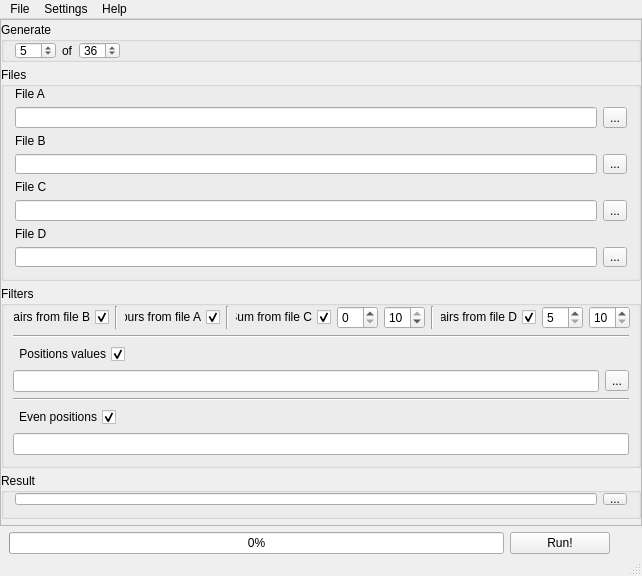
Old version of the form sl/generator/Generator.ui in the repository heimdallr/home_compa_dev.
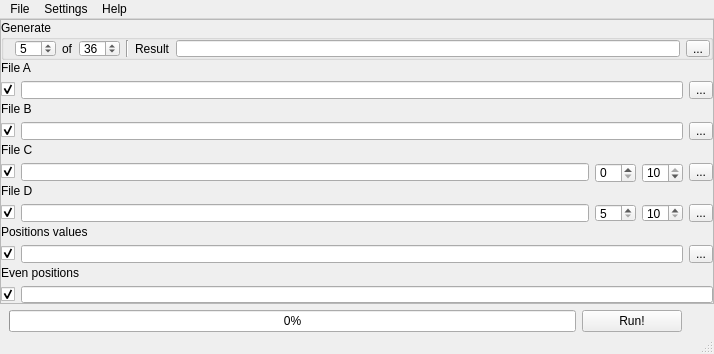
New version of the form.

Patch:
```diff
--- a/sl/generator/Generator.ui
+++ b/sl/generator/Generator.ui
@@ -6,14 +6,20 @@
    <rect>
     <x>0</x>
     <y>0</y>
-    <width>642</width>
-    <height>576</height>
+    <width>714</width>
+    <height>354</height>
    </rect>
   </property>
+  <property name="sizePolicy">
+   <sizepolicy hsizetype="Fixed" vsizetype="Fixed">
+    <horstretch>0</horstretch>
+    <verstretch>0</verstretch>
+   </sizepolicy>
+  </property>
   <property name="minimumSize">
    <size>
     <width>642</width>
-    <height>576</height>
+    <height>354</height>
    </size>
   </property>
   <property name="maximumSize">
@@ -84,6 +90,9 @@
           <property name="topMargin">
            <number>0</number>
           </property>
+          <property name="rightMargin">
+           <number>0</number>
+          </property>
           <property name="bottomMargin">
            <number>0</number>
           </property>
@@ -109,42 +118,32 @@
            </widget>
           </item>
           <item>
-           <spacer name="horizontalSpacer_4">
+           <widget class="Line" name="line">
             <property name="orientation">
-             <enum>Qt::Horizontal</enum>
+             <enum>Qt::Vertical</enum>
             </property>
-            <property name="sizeHint" stdset="0">
-             <size>
-              <width>40</width>
-              <height>20</height>
-             </size>
+           </widget>
+          </item>
+          <item>
+           <widget class="QLabel" name="label_3">
+            <property name="text">
+             <string>Result</string>
             </property>
-           </spacer>
+           </widget>
+          </item>
+          <item>
+           <widget class="QLineEdit" name="lineEditResult"/>
+          </item>
+          <item>
+           <widget class="QToolButton" name="toolButtonResult">
+            <property name="text">
+             <string notr="true">...</string>
+            </property>
+           </widget>
           </item>
          </layout>
         </widget>
        </item>
-       <item>
-        <widget class="QGroupBox" name="groupBoxFiles">
-         <property name="minimumSize">
-          <size>
-           <width>0</width>
-           <height>214</height>
-          </size>
-         </property>
-         <property name="maximumSize">
-          <size>
-           <width>16777215</width>
-           <height>214</height>
-          </size>
-         </property>
-         <property name="title">
-          <string>Files</string>
-         </property>
-         <layout class="QVBoxLayout" name="verticalLayout_8">
-          <property name="topMargin">
-           <number>0</number>
-          </property>
           <item>
            <layout class="QVBoxLayout" name="verticalLayout_2">
             <item>
@@ -165,6 +164,19 @@
             </item>
             <item>
              <layout class="QHBoxLayout" name="horizontalLayoutA">
+           <item>
+            <widget class="QCheckBox" name="checkBoxFilterFoursA">
+             <property name="layoutDirection">
+              <enum>Qt::RightToLeft</enum>
+             </property>
+             <property name="text">
+              <string notr="true"/>
+             </property>
+             <property name="checked">
+              <bool>true</bool>
+             </property>
+            </widget>
+           </item>
               <item>
                <widget class="QLineEdit" name="lineEditA"/>
               </item>
@@ -199,6 +211,22 @@
             </item>
             <item>
              <layout class="QHBoxLayout" name="horizontalLayoutB">
+           <item>
+            <widget class="QCheckBox" name="checkBoxFilterPairsB">
+             <property name="layoutDirection">
+              <enum>Qt::RightToLeft</enum>
+             </property>
+             <property name="text">
+              <string notr="true"/>
+             </property>
+             <property name="checked">
+              <bool>true</bool>
+             </property>
+             <property name="tristate">
+              <bool>false</bool>
+             </property>
+            </widget>
+           </item>
               <item>
                <widget class="QLineEdit" name="lineEditB"/>
               </item>
@@ -233,9 +261,51 @@
             </item>
             <item>
              <layout class="QHBoxLayout" name="horizontalLayoutC">
+           <item>
+            <widget class="QCheckBox" name="checkBoxFilterSumC">
+             <property name="layoutDirection">
+              <enum>Qt::RightToLeft</enum>
+             </property>
+             <property name="text">
+              <string notr="true"/>
+             </property>
+             <property name="checked">
+              <bool>true</bool>
+             </property>
+            </widget>
+           </item>
               <item>
                <widget class="QLineEdit" name="lineEditC"/>
               </item>
+           <item>
+            <widget class="QSpinBox" name="spinBoxSumCMin">
+             <property name="minimumSize">
+              <size>
+               <width>0</width>
+               <height>20</height>
+              </size>
+             </property>
+             <property name="maximum">
+              <number>10</number>
+             </property>
+            </widget>
+           </item>
+           <item>
+            <widget class="QSpinBox" name="spinBoxSumCMax">
+             <property name="minimumSize">
+              <size>
+               <width>0</width>
+               <height>20</height>
+              </size>
+             </property>
+             <property name="maximum">
+              <number>10</number>
+             </property>
+             <property name="value">
+              <number>10</number>
+             </property>
+            </widget>
+           </item>
               <item>
                <widget class="QToolButton" name="toolButtonC">
                 <property name="text">
@@ -259,159 +329,21 @@
             <item>
              <layout class="QHBoxLayout" name="horizontalLayoutD">
               <item>
-               <widget class="QLineEdit" name="lineEditD"/>
-              </item>
-              <item>
-               <widget class="QToolButton" name="toolButtonD">
-                <property name="text">
-                 <string notr="true">...</string>
-                </property>
-               </widget>
-              </item>
-             </layout>
-            </item>
-           </layout>
-          </item>
-         </layout>
-        </widget>
-       </item>
-       <item>
-        <widget class="QGroupBox" name="groupBoxFilters">
-         <property name="minimumSize">
-          <size>
-           <width>0</width>
-           <height>182</height>
-          </size>
-         </property>
-         <property name="maximumSize">
-          <size>
-           <width>16777214</width>
-           <height>182</height>
-          </size>
-         </property>
-         <property name="title">
-          <string>Filters</string>
-         </property>
-         <property name="flat">
-          <bool>false</bool>
-         </property>
-         <layout class="QVBoxLayout" name="verticalLayout_6">
-          <property name="leftMargin">
-           <number>9</number>
-          </property>
-          <property name="topMargin">
-           <number>0</number>
-          </property>
-          <property name="rightMargin">
-           <number>9</number>
-          </property>
-          <item>
-           <layout class="QHBoxLayout" name="horizontalLayoutFilter1">
-            <item>
-             <widget class="QCheckBox" name="checkBoxFilterPairsB">
-              <property name="layoutDirection">
-               <enum>Qt::RightToLeft</enum>
-              </property>
-              <property name="text">
-               <string>Pairs from file B</string>
-              </property>
-              <property name="checked">
-               <bool>true</bool>
-              </property>
-              <property name="tristate">
-               <bool>false</bool>
-              </property>
-             </widget>
-            </item>
-            <item>
-             <widget class="Line" name="line">
-              <property name="orientation">
-               <enum>Qt::Vertical</enum>
-              </property>
-             </widget>
-            </item>
-            <item>
-             <widget class="QCheckBox" name="checkBoxFilterFoursA">
-              <property name="layoutDirection">
-               <enum>Qt::RightToLeft</enum>
-              </property>
-              <property name="text">
-               <string>Fours from file A</string>
-              </property>
-              <property name="checked">
-               <bool>true</bool>
-              </property>
-             </widget>
-            </item>
-            <item>
-             <widget class="Line" name="line_2">
-              <property name="orientation">
-               <enum>Qt::Vertical</enum>
-              </property>
-             </widget>
-            </item>
-            <item>
-             <widget class="QCheckBox" name="checkBoxFilterSumC">
-              <property name="layoutDirection">
-               <enum>Qt::RightToLeft</enum>
-              </property>
-              <property name="text">
-               <string>Sum from file C</string>
-              </property>
-              <property name="checked">
-               <bool>true</bool>
-              </property>
-             </widget>
-            </item>
-            <item>
-             <widget class="QSpinBox" name="spinBoxSumCMin">
-              <property name="minimumSize">
-               <size>
-                <width>0</width>
-                <height>20</height>
-               </size>
-              </property>
-              <property name="maximum">
-               <number>10</number>
-              </property>
-             </widget>
-            </item>
-            <item>
-             <widget class="QSpinBox" name="spinBoxSumCMax">
-              <property name="minimumSize">
-               <size>
-                <width>0</width>
-                <height>20</height>
-               </size>
-              </property>
-              <property name="maximum">
-               <number>10</number>
-              </property>
-              <property name="value">
-               <number>10</number>
-              </property>
-             </widget>
-            </item>
-            <item>
-             <widget class="Line" name="line_5">
-              <property name="orientation">
-               <enum>Qt::Vertical</enum>
-              </property>
-             </widget>
-            </item>
-            <item>
              <widget class="QCheckBox" name="checkBoxFilterPairsD">
               <property name="layoutDirection">
                <enum>Qt::RightToLeft</enum>
               </property>
               <property name="text">
-               <string>Pairs from file D</string>
+              <string notr="true"/>
               </property>
               <property name="checked">
                <bool>true</bool>
               </property>
              </widget>
             </item>
+           <item>
+            <widget class="QLineEdit" name="lineEditD"/>
+           </item>
             <item>
              <widget class="QSpinBox" name="spinBoxPairsDMin">
               <property name="minimum">
@@ -427,61 +359,40 @@
              </widget>
             </item>
             <item>
-             <spacer name="horizontalSpacer">
-              <property name="orientation">
-               <enum>Qt::Horizontal</enum>
-              </property>
-              <property name="sizeHint" stdset="0">
-               <size>
-                <width>40</width>
-                <height>20</height>
-               </size>
-              </property>
-             </spacer>
-            </item>
-           </layout>
-          </item>
-          <item>
-           <widget class="Line" name="line_3">
-            <property name="orientation">
-             <enum>Qt::Horizontal</enum>
-            </property>
-           </widget>
+            <widget class="QToolButton" name="toolButtonD">
+             <property name="text">
+              <string notr="true">...</string>
+             </property>
+            </widget>
+           </item>
+          </layout>
+         </item>
+        </layout>
           </item>
           <item>
            <layout class="QVBoxLayout" name="verticalLayout_7">
             <item>
-             <layout class="QHBoxLayout" name="horizontalLayout_3">
-              <item>
-               <widget class="QCheckBox" name="checkBoxFilterPositionsValues">
-                <property name="layoutDirection">
-                 <enum>Qt::RightToLeft</enum>
-                </property>
+          <widget class="QLabel" name="label">
                 <property name="text">
                  <string>Positions values</string>
                 </property>
-                <property name="checked">
-                 <bool>true</bool>
-                </property>
-               </widget>
-              </item>
-              <item>
-               <spacer name="horizontalSpacer_2">
-                <property name="orientation">
-                 <enum>Qt::Horizontal</enum>
-                </property>
-                <property name="sizeHint" stdset="0">
-                 <size>
-                  <width>40</width>
-                  <height>20</height>
-                 </size>
-                </property>
-               </spacer>
-              </item>
-             </layout>
+          </widget>
             </item>
             <item>
              <layout class="QHBoxLayout" name="horizontalLayout_2">
+           <item>
+            <widget class="QCheckBox" name="checkBoxFilterPositionsValues">
+             <property name="layoutDirection">
+              <enum>Qt::RightToLeft</enum>
+             </property>
+             <property name="text">
+              <string notr="true"/>
+             </property>
+             <property name="checked">
+              <bool>true</bool>
+             </property>
+            </widget>
+           </item>
               <item>
                <widget class="QLineEdit" name="lineEditPositionsValues">
                 <property name="toolTip">
@@ -503,15 +414,15 @@
             </item>
            </layout>
           </item>
-          <item>
-           <widget class="Line" name="line_4">
-            <property name="orientation">
-             <enum>Qt::Horizontal</enum>
-            </property>
-           </widget>
-          </item>
           <item>
            <layout class="QVBoxLayout" name="verticalLayout_5">
+         <item>
+          <widget class="QLabel" name="label_2">
+           <property name="text">
+            <string>Even positions</string>
+           </property>
+          </widget>
+         </item>
             <item>
              <layout class="QHBoxLayout" name="horizontalLayout_4">
               <item>
@@ -520,27 +431,12 @@
                  <enum>Qt::RightToLeft</enum>
                 </property>
                 <property name="text">
-                 <string>Even positions</string>
+              <string notr="true"/>
                 </property>
                 <property name="checked">
                  <bool>true</bool>
                 </property>
                </widget>
-              </item>
-              <item>
-               <spacer name="horizontalSpacer_3">
-                <property name="orientation">
-                 <enum>Qt::Horizontal</enum>
-                </property>
-                <property name="sizeHint" stdset="0">
-                 <size>
-                  <width>40</width>
-                  <height>20</height>
-                 </size>
-                </property>
-               </spacer>
-              </item>
-             </layout>
             </item>
             <item>
              <widget class="QLineEdit" name="lineEditEvenPositions">
@@ -552,45 +448,6 @@
            </layout>
           </item>
          </layout>
-        </widget>
-       </item>
-       <item>
-        <widget class="QGroupBox" name="groupBoxResult">
-         <property name="minimumSize">
-          <size>
-           <width>0</width>
-           <height>46</height>
-          </size>
-         </property>
-         <property name="maximumSize">
-          <size>
-           <width>16777215</width>
-           <height>46</height>
-          </size>
-         </property>
-         <property name="title">
-          <string>Result</string>
-         </property>
-         <layout class="QVBoxLayout" name="verticalLayout_9">
-          <property name="topMargin">
-           <number>0</number>
-          </property>
-          <item>
-           <layout class="QHBoxLayout" name="horizontalLayout">
-            <item>
-             <widget class="QLineEdit" name="lineEditResult"/>
-            </item>
-            <item>
-             <widget class="QToolButton" name="toolButtonResult">
-              <property name="text">
-               <string notr="true">...</string>
-              </property>
-             </widget>
-            </item>
-           </layout>
-          </item>
-         </layout>
-        </widget>
        </item>
       </layout>
      </widget>
@@ -650,8 +507,8 @@
     <rect>
      <x>0</x>
      <y>0</y>
-     <width>642</width>
-     <height>21</height>
+     <width>714</width>
+     <height>18</height>
     </rect>
    </property>
    <widget class="QMenu" name="menuFile">
```
Lines whose indentation alone changed are shown as unchanged.
